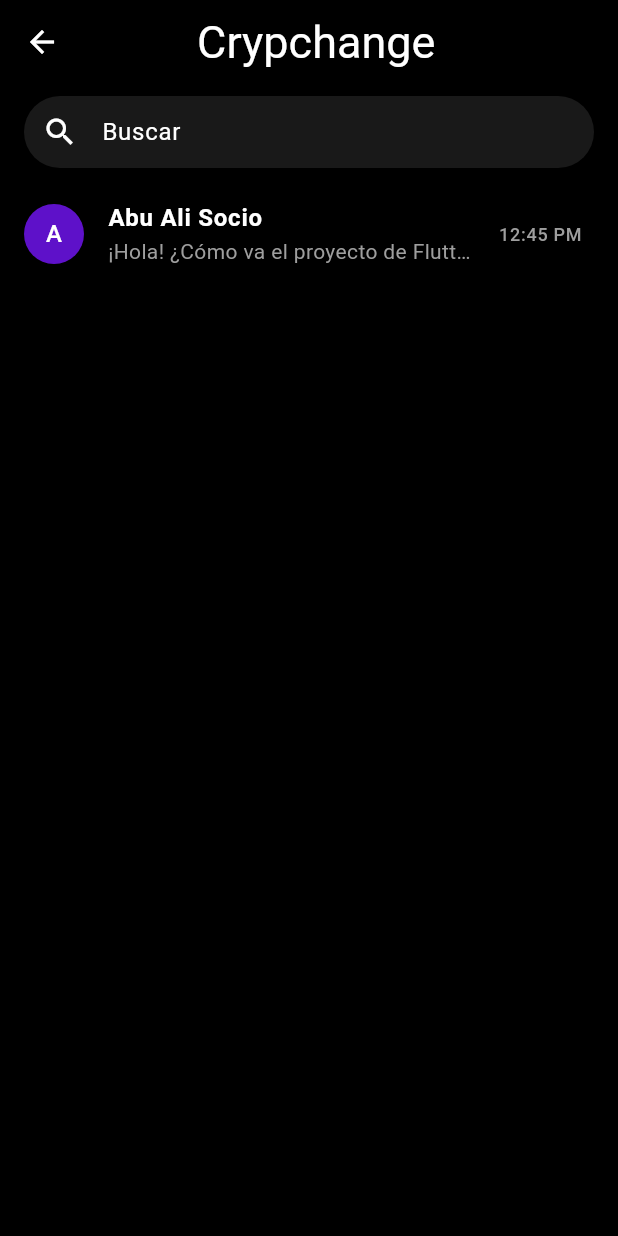
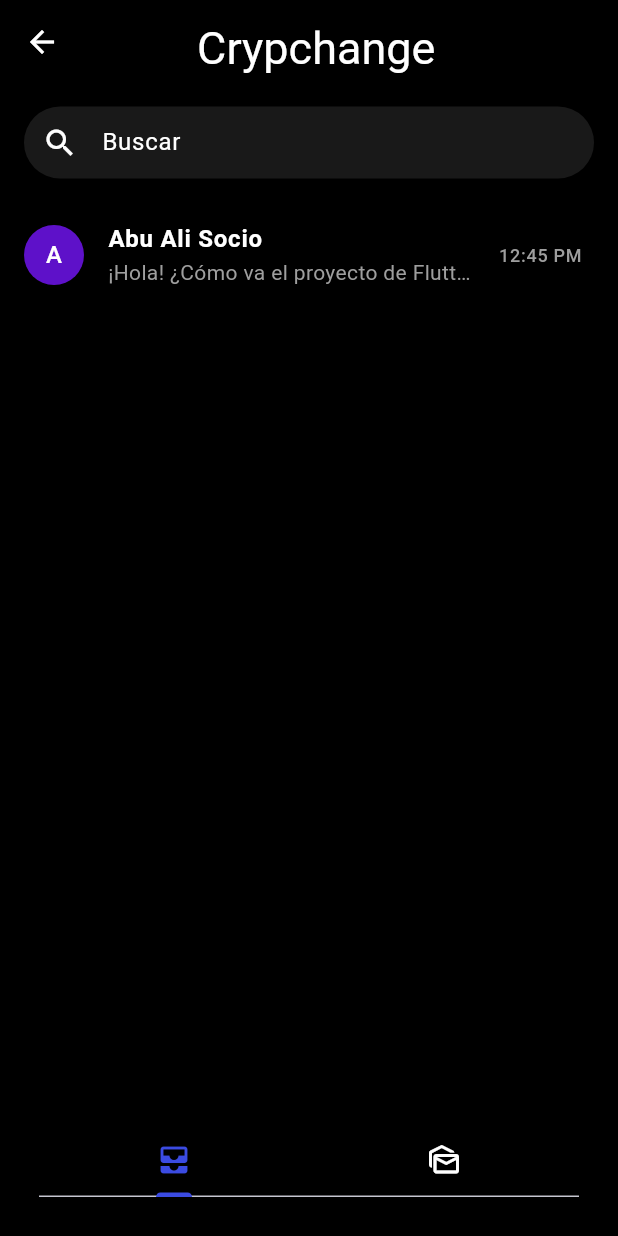
Before and after one commit to josedmagdalenod/flutter, a Flutter app: the ListaChatsScreen screen opened directly, on a phone screen of 412 x 824 dp. Run offline on Flutter 3.47's test engine with Material 3 defaults, Android fonts, the phone set to English and light mode, and no system bars.

Commit message:
Nuevos cambios

```diff
--- a/lib/lista_wa.dart
+++ b/lib/lista_wa.dart
@@ -8,91 +8,29 @@ class ListaChatsScreen extends StatelessWidget {
   Widget build(BuildContext context) {
     // Lista de datos de ejemplo para los chats
     final List<Map<String, String>> chats = [
-      {'name': 'Abu Ali Socio','message': '¡Hola! ¿Cómo va el proyecto de Flutter?',
-        'time': '12:45 PM','avatar': 'https://via.placeholder.com/150',
+      {
+        'name': 'Abu Ali Socio',
+        'message': '¡Hola! ¿Cómo va el proyecto de Flutter?',
+        'time': '12:45 PM',
+        'avatar': 'https://via.placeholder.com/150',
       },
-      // {'name': 'Maikel Traki', 'message': 'Nos vemos mañana a las 10:00 AM.',
-      //   'time': '11:20 AM','avatar': 'https://via.placeholder.com/150',
-      // },
-      // {'name': 'Wagih', 'message': 'Tu solicitud ha sido procesada con éxito.',
-      //   'time': 'Ayer','avatar': 'https://via.placeholder.com/150',
-      // },
-      // {'name': 'Faisal Valencia', 'message': 'Me pasas el código por favor.', 'time': 'Ayer','avatar': 'https://via.placeholder.com/150',
-      // },
-      // {'name': 'Abu Ali Socio','message': '¡Hola! ¿Cómo va el proyecto de Flutter?',
-      //   'time': '12:45 PM','avatar': 'https://via.placeholder.com/150',
-      // },
-      // {'name': 'Maikel Traki', 'message': 'Nos vemos mañana a las 10:00 AM.',
-      //   'time': '11:20 AM','avatar': 'https://via.placeholder.com/150',
-      // },
-      // {'name': 'Wagih', 'message': 'Tu solicitud ha sido procesada con éxito.',
-      //   'time': 'Ayer','avatar': 'https://via.placeholder.com/150',
-      // },
-      // {'name': 'Faisal Valencia', 'message': 'Me pasas el código por favor.', 'time': 'Ayer','avatar': 'https://via.placeholder.com/150',
-      // },
-      //  {'name': 'Abu Ali Socio','message': '¡Hola! ¿Cómo va el proyecto de Flutter?',
-      //   'time': '12:45 PM','avatar': 'https://via.placeholder.com/150',
-      // },
-      // {'name': 'Maikel Traki', 'message': 'Nos vemos mañana a las 10:00 AM.',
-      //   'time': '11:20 AM','avatar': 'https://via.placeholder.com/150',
-      // },
-      // {'name': 'Wagih', 'message': 'Tu solicitud ha sido procesada con éxito.',
-      //   'time': 'Ayer','avatar': 'https://via.placeholder.com/150',
-      // },
-      // {'name': 'Faisal Valencia', 'message': 'Me pasas el código por favor.', 'time': 'Ayer','avatar': 'https://via.placeholder.com/150',
-      // },
+      // Puedes descomentar o agregar más chats aquí
     ];
 
-    return Scaffold(
-      appBar: AppBar(
-        backgroundColor: const Color.fromARGB(255, 0, 0, 0),
-        iconTheme: const IconThemeData(
-          color: Colors.white,
-        ),
-        title: const Text('        Crypchange'),
-        titleTextStyle: const TextStyle(
-          color: Colors.white,
-          fontSize: 30.0,
-        ),
-      ),
-      backgroundColor: const Color.fromARGB(255, 0, 0, 0),
-      body: Column(
-        children: [
-          Padding(
-            padding: const EdgeInsets.symmetric(horizontal: 16.0, vertical: 8.0),
-            child: TextField(
-             style: const TextStyle(color: Colors.white),
-             decoration: InputDecoration(
-              hintText: 'Buscar',
-              hintStyle: TextStyle(color: Colors.white),
-              prefixIcon: const Icon(Icons.search, color: Colors.white),
-              filled: true,
-              fillColor: const Color.fromARGB(255, 25, 25, 25),
-              contentPadding: const EdgeInsets.symmetric(vertical: 0.0),
-              border: OutlineInputBorder(
-                borderRadius: BorderRadius.circular(25.0),
-                borderSide: BorderSide.none,
-              ),
-             ),
-            //  onChanged: (value){
-            //   },
-            ),
-          ),
-          Expanded(
-            child: ListView.builder(
+    // Widget para la lista de chats de la primera pestaña
+    Widget buildChatList() {
+      return ListView.builder(
         itemCount: chats.length,
         itemBuilder: (context, index) {
           final chat = chats[index];
           return ListTile(
-                  // Avatar o foto de perfil circular a la izquierda
             leading: CircleAvatar(
-                    backgroundColor: Color.fromARGB(255, 94, 17, 201),
+              backgroundColor: const Color.fromARGB(255, 94, 17, 201),
               child: Text(
-                      chat['name']![0], // Muestra la inicial del contacto
+                chat['name']![0],
                 style: const TextStyle(color: Colors.white),
               ),
             ),
-                  // Nombre del contacto
             title: Text(
               chat['name']!,
               style: const TextStyle(
@@ -100,19 +38,16 @@ class ListaChatsScreen extends StatelessWidget {
                 fontWeight: FontWeight.bold,
               ),
             ),
-                  // Último mensaje
             subtitle: Text(
               chat['message']!,
               style: const TextStyle(color: Colors.grey),
               maxLines: 1,
-                    overflow: TextOverflow.ellipsis, // Corta el texto largo con puntos suspensivos
+              overflow: TextOverflow.ellipsis,
             ),
-                  // Hora del mensaje a la derecha
             trailing: Text(
               chat['time']!,
               style: const TextStyle(color: Colors.grey, fontSize: 12),
             ),
-                  // Acción al hacer clic en un chat específico
             onTap: () {
               Navigator.push(
                 context,
@@ -125,10 +60,72 @@ class ListaChatsScreen extends StatelessWidget {
             },
           );
         },
+      );
+    }
+
+    return DefaultTabController(
+      length: 2,
+      child: Scaffold(
+        backgroundColor: const Color.fromARGB(255, 0, 0, 0),
+        appBar: AppBar(
+          title: const Padding(
+            padding: EdgeInsets.only(top: 8.0),
+            child: Text('        Crypchange'),
+          ),
+          titleTextStyle: const TextStyle(
+            color: Colors.white,
+            fontSize: 30.0,
+          ),
+          backgroundColor: const Color.fromARGB(255, 0, 0, 0),
+          iconTheme: const IconThemeData(color: Colors.white),
+        ),
+        // Colocamos el buscador en el cuerpo principal para que sea fijo en todas las pestañas
+        body: Column(
+          children: [
+            Padding(
+              padding: const EdgeInsets.symmetric(horizontal: 16.0, vertical: 15.0),
+               child: TextField(
+                style: const TextStyle(color: Colors.white),
+                decoration: InputDecoration(
+                  hintText: 'Buscar',
+                  hintStyle: const TextStyle(color: Colors.white),
+                  prefixIcon: const Icon(Icons.search, color: Colors.white),
+                  filled: true,
+                  fillColor: const Color.fromARGB(255, 25, 25, 25),
+                  contentPadding: const EdgeInsets.symmetric(vertical: 0.8000),
+                  border: OutlineInputBorder(
+                    borderRadius: BorderRadius.circular(25.0),
+                    borderSide: BorderSide.none,
+                  ),
+                ),
+              ),
+            ),
+            Expanded(
+              child: TabBarView(
+                children: [
+                  buildChatList(), // Pestaña 1: Lista de chats
+                  const Center(child: Icon(Icons.mark_as_unread, color: Colors.white, size: 50)), // Pestaña 2
+                ],
               ),
             ),
           ],
         ),
+        bottomNavigationBar: Padding(
+          padding: const EdgeInsets.all(26.0),
+          child: Container(
+            color: const Color.fromARGB(255, 0, 0, 0),
+            child: const TabBar(
+              tabs: [
+                Tab(icon: Icon(Icons.all_inbox)),
+                Tab(icon: Icon(Icons.mark_as_unread_outlined)),
+              ],
+              labelColor: Color.fromARGB(255, 59, 75, 226),
+              unselectedLabelColor: Colors.white,
+              indicatorColor: Color.fromARGB(255, 59, 75, 226),
+            ),
+          ),
+        ),
+      ),
     );
   }
 }
--- a/lib/second_route.dart
+++ b/lib/second_route.dart
@@ -21,7 +21,6 @@ class SecondRoute extends StatelessWidget {
         body: const TabBarView(
           children: [
               Icon(Icons.all_inbox, color: Colors.white),
-              Icon(Icons.check, color: Colors.white),
               Icon(Icons.mark_as_unread, color: Colors.white),
           ]),
           bottomNavigationBar: Padding(
@@ -31,7 +30,6 @@ class SecondRoute extends StatelessWidget {
               child: const TabBar(
                 tabs:[
                   Tab(icon: Icon(Icons.all_inbox)),
-                  Tab(icon: Icon(Icons.check)),
                   Tab(icon: Icon(Icons.mark_as_unread_outlined)),
                 ],
                 labelColor: Color.fromARGB(255, 59, 75, 226),
@@ -43,18 +41,5 @@ class SecondRoute extends StatelessWidget {
 
       ))
     );
-      // appBar: AppBar(
-      //   title: const Text('SecondRoute'),
-      // ),
-      // body: Center(
-      //   child: ElevatedButton(
-      //     onPressed: () {
-      //       // Esto te regresa a la pantalla anterior
-      //       Navigator.pop(context);
-      //     },
-      //     child: const Text('Regresar'),
-      //   ),
-      // ),
-    // );
   }
 }
```
Lines whose indentation alone changed are shown as unchanged.
